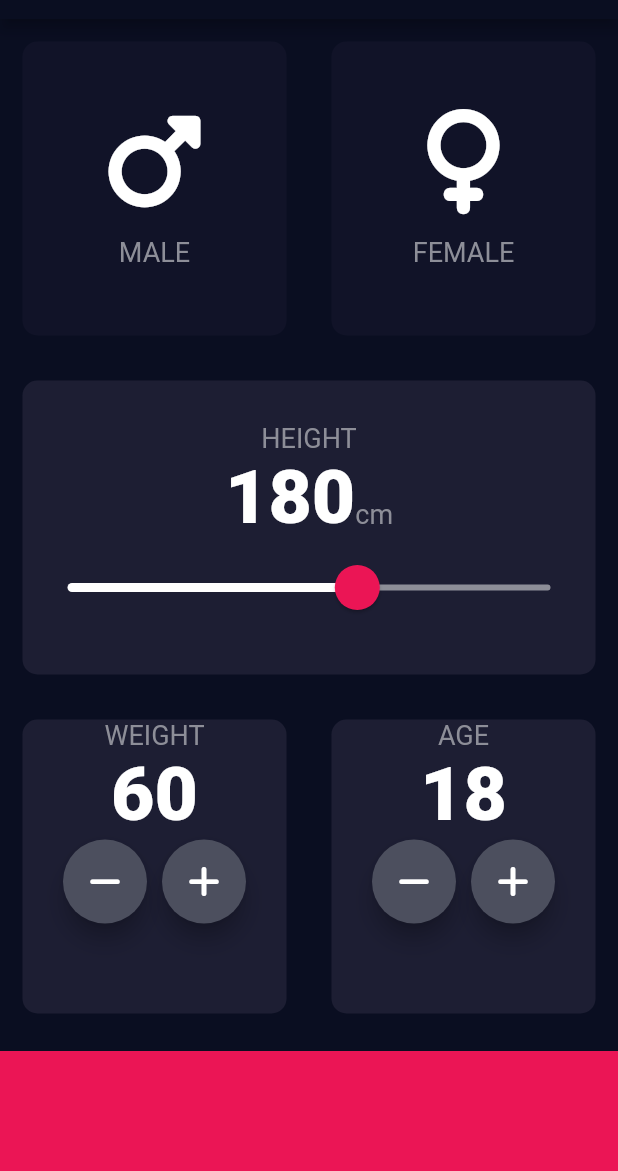
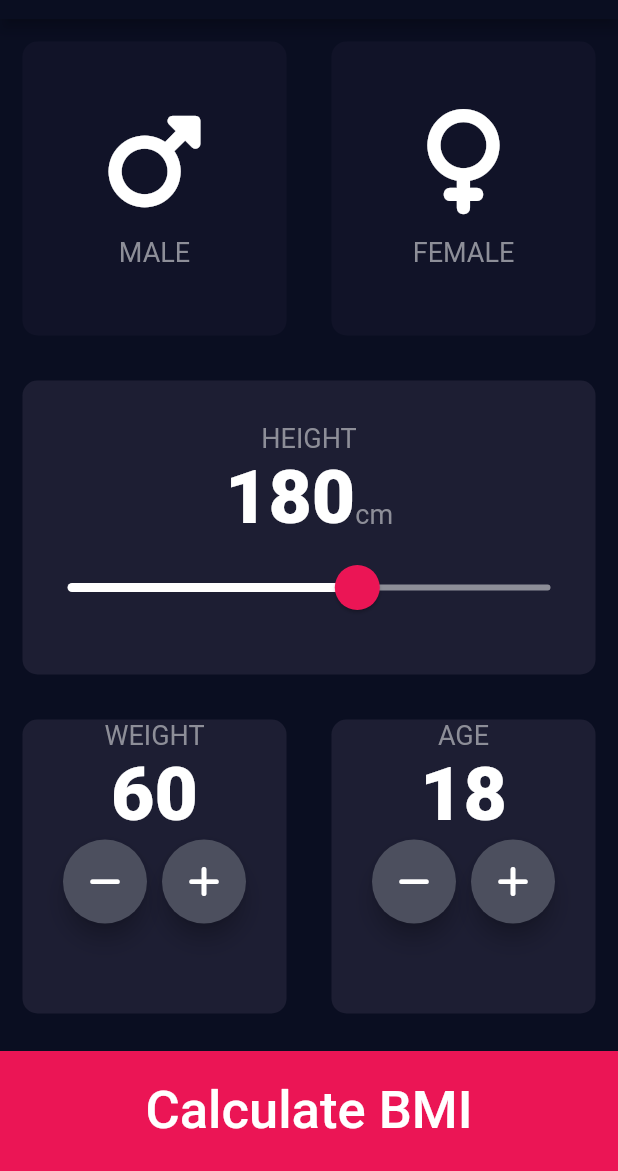
Before and after one commit to Meruem243/bmi_calculator, a Flutter app: the screen it shows after launch, on a phone screen of 412 x 824 dp, the part 65-1236 px from its top. Run offline on Flutter 3.47's test engine with Material 2 defaults, Android fonts, the phone set to English and light mode, and no system bars; our stand-ins replace font_awesome_flutter.

Commit message:
adding text to bottom container

```diff
--- a/lib/input_page.dart
+++ b/lib/input_page.dart
@@ -238,6 +238,12 @@ class _InputPageState extends State<InputPage> {
             margin: const EdgeInsets.only(top: 10.0),
             width: double.infinity,
             height: 80.0,
+            child: const Center(
+              child: Text(
+                'Calculate BMI',
+                style: TextStyle(fontSize: 35.0, fontWeight: FontWeight.w500),
+              ),
+            ),
           ),
         ],
       ),
```
